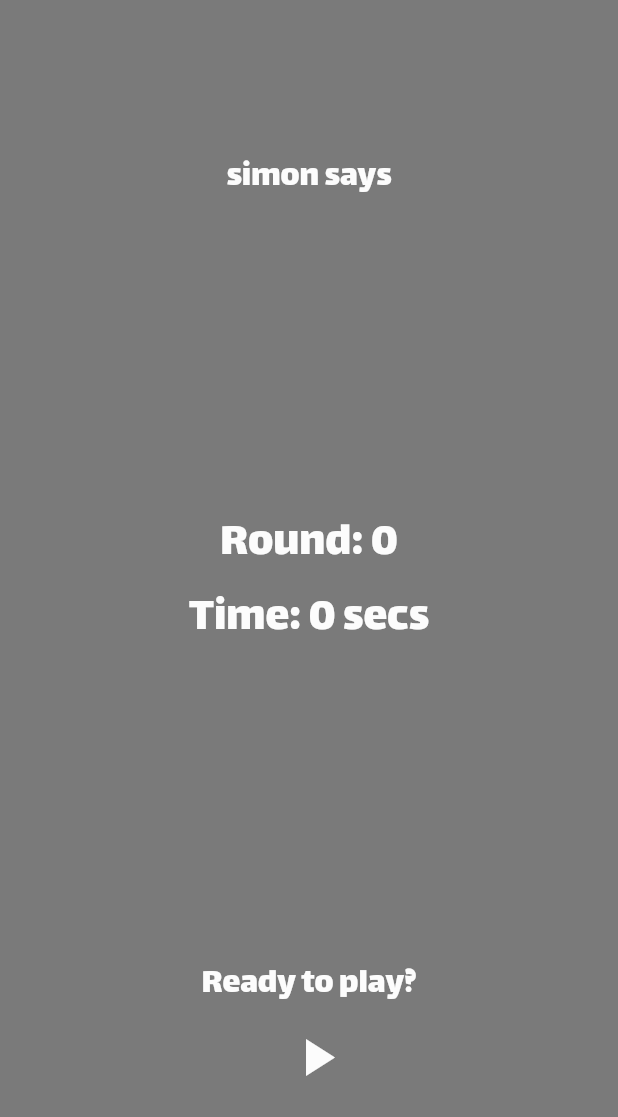
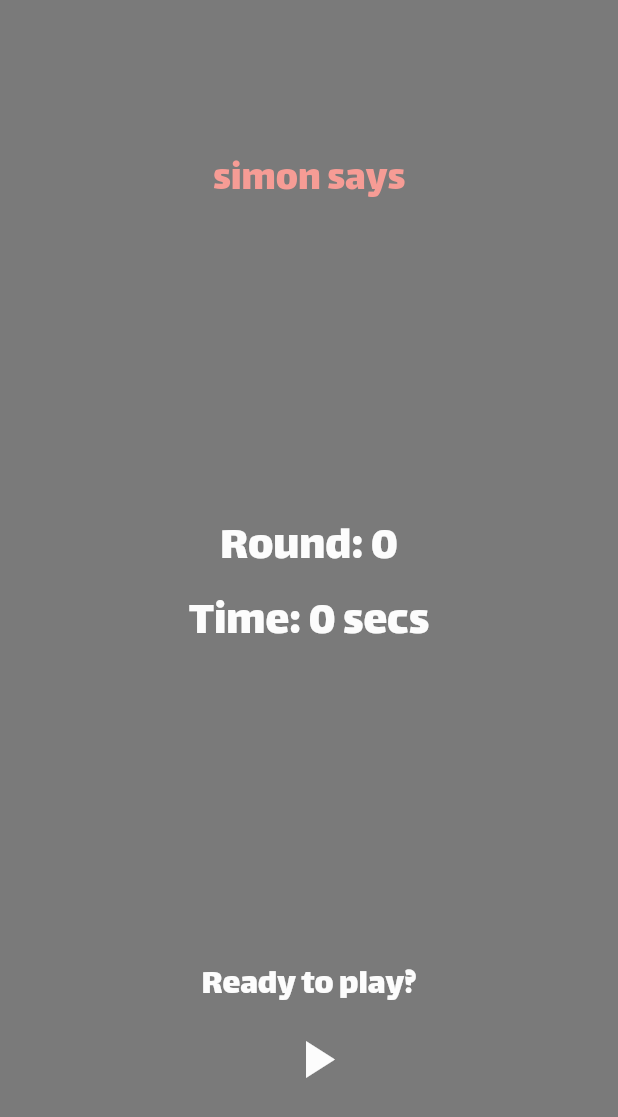
Before and after one commit to davidanaya/simon-says, a Flutter app: the NoGameInfoOverlay widget shown alone on an empty page, opened directly with empty values, on a phone screen of 412 x 824 dp. Shown: the top 1117 px of the screen. Run offline on Flutter 3.47's test engine with Material 2 defaults, Android fonts, the phone set to English and light mode, and no system bars; our stand-ins replace rxdart, shared_preferences; missing offline and left inert: audioplayer; accounts and stored records are empty.

Commit message:
feat(sound): sounds and best score

```diff
--- a/lib/src/models/constants.dart
+++ b/lib/src/models/constants.dart
@@ -32,7 +32,7 @@ final String gameTitle = 'simon says';
 
 final Map<String, String> statusMessages = {
   GameState.Intro: 'Ready to play?',
-  GameState.SimonSays: 'Simon\'s turn, pay attention...',
-  GameState.UserSays: 'Your turn...',
+  GameState.SimonSays: 'Simon\'s turn, pay attention',
+  GameState.UserSays: 'Your turn',
   GameState.GameOver: 'G A M E  O V E R'
 };
--- a/lib/src/models/game_state.dart
+++ b/lib/src/models/game_state.dart
@@ -8,7 +8,10 @@ class GameState {
   final Duration time;
   final int round;
 
-  GameState(this.state, this.time, this.round);
+  final isBestScore;
+
+  GameState(this.state, this.time, this.round, {isBestScore})
+      : this.isBestScore = isBestScore ?? false;
 
   int get score => round;
 
--- a/lib/src/widgets/no_game_info_overlay.dart
+++ b/lib/src/widgets/no_game_info_overlay.dart
@@ -65,17 +65,22 @@ class _NoGameInfoOverlayState extends State<NoGameInfoOverlay> {
       widget.gameState.state == GameState.GameOver
           ? statusMessages[GameState.GameOver]
           : gameTitle,
-      style: TextStyle(fontSize: 24.0, color: Colors.white),
+      style: TextStyle(fontSize: 28.0, color: Colors.red),
     );
   }
 
   Widget _buildScore() {
-    return Column(children: [
+    var children = [
       Text('Round: ${widget.gameState.round}',
           style: TextStyle(fontSize: 32.0, color: Colors.white)),
       Text('Time: ${widget.gameState.duration} secs',
-          style: TextStyle(fontSize: 32.0, color: Colors.white))
-    ]);
+          style: TextStyle(fontSize: 32.0, color: Colors.white)),
+    ];
+    if (widget.gameState.isBestScore) {
+      children.add(Text('Best score!',
+          style: TextStyle(fontSize: 32.0, color: Colors.yellow)));
+    }
+    return Column(children: children);
   }
 
   Widget _buildPlay(BuildContext context) {
--- a/pubspec.yaml
+++ b/pubspec.yaml
@@ -24,6 +24,8 @@ dependencies:
   path_provider: ^0.4.1
   rxdart: ^0.20.0
 
+  shared_preferences: ^0.4.3
+
 dev_dependencies:
   flutter_test:
     sdk: flutter
@@ -43,7 +45,6 @@ flutter:
     - assets/sounds/green.mp3
     - assets/sounds/red.mp3
     - assets/sounds/yellow.mp3
-    - assets/sounds/failed_play.mp3
   # An image asset can refer to one or more resolution-specific "variants", see
   # https://flutter.io/assets-and-images/#resolution-aware.
   # For details regarding adding assets from package dependencies, see
```
Also changed, not shown: lib/src/bloc/game_bloc.dart (+50 -3 lines), lib/src/models/best_score.dart (added, +7 -0 lines), 6 other files.
